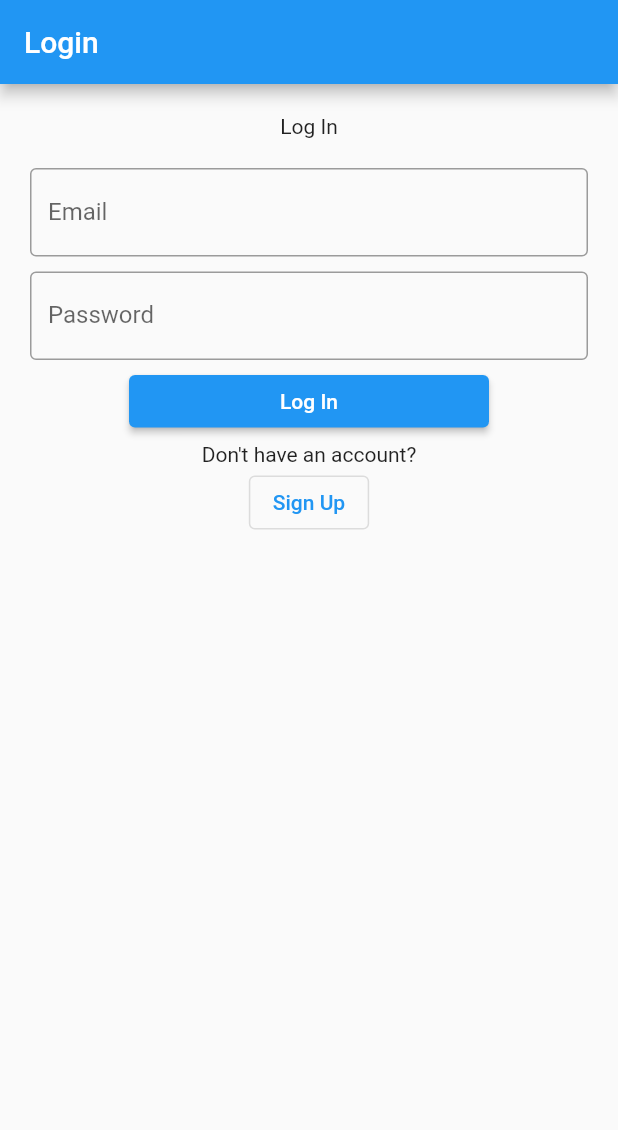
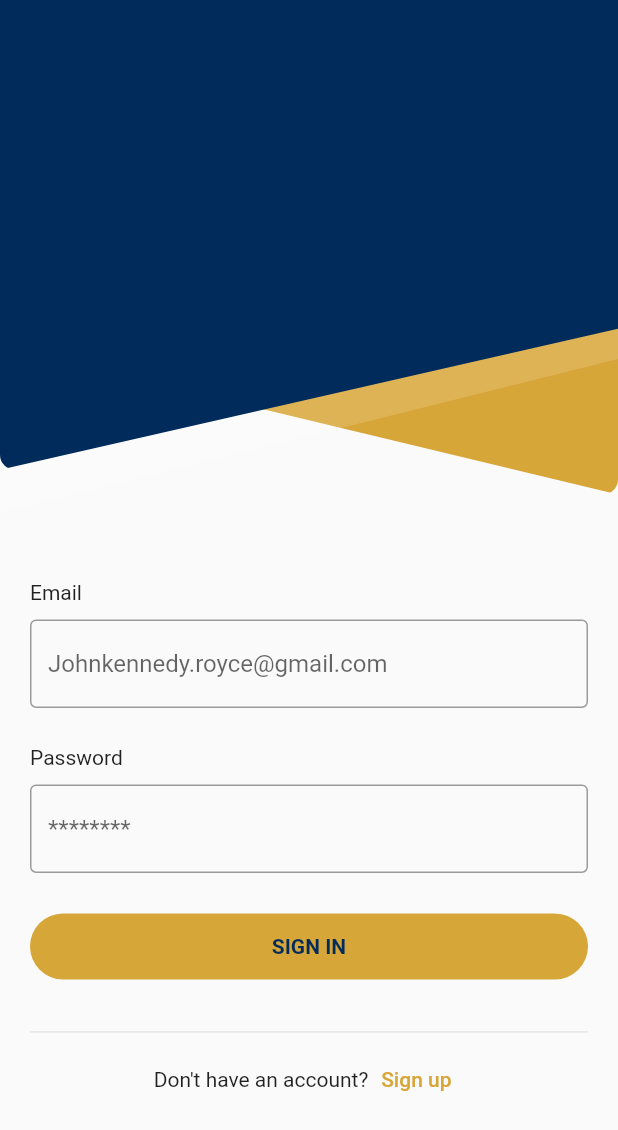
Before and after one commit to aksanadev/soli, a Flutter app: the screen it shows after launch, on a phone screen of 412 x 824 dp. Shown: the top 1130 px of the screen. Run offline on Flutter 3.47's test engine with Material 2 defaults, Android fonts, the light colour scheme and no system bars; our stand-ins replace bloc, email_validator, equatable, firebase_auth, firebase_core, flutter_bloc; accounts and stored records are empty.

Commit message:
finalizing the login screen and cleaned up code

```diff
--- a/lib/screens/homeScreen/body/body.dart
+++ b/lib/screens/homeScreen/body/body.dart
@@ -13,7 +13,7 @@ class Body extends StatelessWidget {
     Key? key,
   }) : super(key: key);
 
-  final user = FirebaseAuth.instance.currentUser!;
+final user = FirebaseAuth.instance.currentUser!;
 
   @override
   Widget build(BuildContext context) {
--- a/lib/screens/homeScreen/body/bodyParts/book_data_row.dart
+++ b/lib/screens/homeScreen/body/bodyParts/book_data_row.dart
@@ -1,4 +1,5 @@
 import 'package:flutter/material.dart';
+import 'package:soli/styles/colors.dart';
 
 class BookDataRow extends StatelessWidget {
   const BookDataRow({
@@ -39,12 +40,12 @@ class BookDataRow extends StatelessWidget {
                   height: 28,
                   width: 95,
                   decoration: BoxDecoration(
-                      border: Border.all(color: Colors.amber, width: 2),
+                      border: Border.all(color: SoliColors.gold),
                       borderRadius: BorderRadius.circular(13)),
                 ),
                 const Text(
                   "View Task",
-                  style: TextStyle(color: Colors.amber),
+                  style: TextStyle(color: SoliColors.gold),
                 ),
               ],
             )
--- a/lib/screens/loginScreen/login_screen.dart
+++ b/lib/screens/loginScreen/login_screen.dart
@@ -2,6 +2,8 @@ import 'package:flutter/material.dart';
 import 'package:flutter_bloc/flutter_bloc.dart';
 import 'package:soli/blocs/auth/auth_bloc.dart';
 import 'package:soli/screens/homeScreen/home_screen.dart';
+import 'package:soli/styles/colors.dart';
+import 'package:soli/widgets/clippers/clippers.dart';
 import 'package:soli/widgets/forms/forms.dart';
 
 class LoginScreen extends StatefulWidget {
@@ -26,7 +28,6 @@ class _LoginScreenState extends State<LoginScreen> {
   @override
   Widget build(BuildContext context) {
     return Scaffold(
-      appBar: AppBar(title: const Text("Login")),
       body: BlocListener<AuthBloc, AuthState>(
         listener: (context, state) {
           if (state is Authenticated) {
@@ -45,16 +46,47 @@ class _LoginScreenState extends State<LoginScreen> {
           if (state is Unauthenticated) {
             return SingleChildScrollView(
               child: Column(
-                mainAxisAlignment: MainAxisAlignment.center,
+                // crossAxisAlignment: CrossAxisAlignment.start,
                 children: [
+                  Stack(
+                    children: [
+                      ClipPath(
+                        clipper: SlantedDownClip(),
+                        child: Container(
+                          decoration: const BoxDecoration(
+                              color: SoliColors.gold,
+                              borderRadius: BorderRadius.only(
+                                  bottomRight: Radius.circular(10))),
+                          height: MediaQuery.of(context).size.height * .4,
+                        ),
+                      ),
+                      ClipPath(
+                        clipper: SlantedUpClip(),
+                        child: Container(
+                          decoration: BoxDecoration(
+                              color: Colors.white.withOpacity(.15),
+                              borderRadius: const BorderRadius.only(
+                                  bottomRight: Radius.circular(10))),
+                          height: MediaQuery.of(context).size.height * .415,
+                        ),
+                      ),
+                      ClipPath(
+                        clipper: SlantedUpClip(),
+                        child: Container(
+                          decoration: const BoxDecoration(
+                              color: SoliColors.navyBlue,
+                              borderRadius: BorderRadius.only(
+                                  bottomLeft: Radius.circular(10))),
+                          height: MediaQuery.of(context).size.height * .38,
+                        ),
+                      ),
+                    ],
+                  ),
                   Padding(
                     padding: const EdgeInsets.all(20),
                     child: Column(
+                      crossAxisAlignment: CrossAxisAlignment.start,
                       children: [
-                        const Padding(
-                          padding: EdgeInsets.only(bottom: 10),
-                          child: Text("Log In"),
-                        ),
                         Form(
                           key: _loginFormKey,
                           child: Column(
@@ -63,32 +95,60 @@ class _LoginScreenState extends State<LoginScreen> {
                                 padding:
                                     const EdgeInsets.symmetric(vertical: 10),
                                 child: InputEmailField(
+                                    keyboard: TextInputType.emailAddress,
                                     textController: _emailCon,
                                     validatorText: "Enter an email",
                                     fieldName: "Email"),
                               ),
                               InputField(
+                                  keyboard: TextInputType.visiblePassword,
                                   textController: _passwordCon,
                                   validatorText: "Enter min. 6 characters",
                                   fieldName: "Password"),
                               Padding(
-                                padding: const EdgeInsets.all(10),
-                                child: SizedBox(
-                                  height: 35,
-                                  width: 240,
-                                  child: ElevatedButton(
-                                      onPressed: () {
-                                        return _authenticate(context);
-                                      },
-                                      child: const Text("Log In")),
-                                ),
+                                padding:
+                                    const EdgeInsets.symmetric(vertical: 25),
+                                child: OutlinedButton(
+                                    onPressed: () {
+                                      return _authenticate(context);
+                                    },
+                                    style: OutlinedButton.styleFrom(
+                                        side: BorderSide.none,
+                                        minimumSize:
+                                            const Size(double.infinity, 44),
+                                        backgroundColor: SoliColors.gold,
+                                        shape: RoundedRectangleBorder(
+                                          borderRadius:
+                                              BorderRadius.circular(22.0),
+                                        )),
+                                    child: const Text(
+                                      "SIGN IN",
+                                      style: TextStyle(
+                                          color: SoliColors.navyBlue,
+                                          fontWeight: FontWeight.bold),
+                                    )),
                               ),
-                              const Text("Don't have an account?"),
-                              OutlinedButton(
-                                  onPressed: () {},
-                                  child: const Text("Sign Up"))
                             ],
                           ),
+                        ),
+                        Column(
+                          mainAxisAlignment: MainAxisAlignment.end,
+                          children: [
+                            const Divider(),
+                            Row(
+                              mainAxisAlignment: MainAxisAlignment.center,
+
+                              children: [
+                                const Text("Don't have an account?"),
+                                TextButton(
+                                    onPressed: () {},
+                                    child: const Text(
+                                      "Sign up",
+                                      style: TextStyle(color: SoliColors.gold),
+                                    )),
+                              ],
+                            )
+                          ],
                         ),
                       ],
                     ),
--- a/lib/screens/stockScreen/stock_screen.dart
+++ b/lib/screens/stockScreen/stock_screen.dart
@@ -1,5 +1,7 @@
+
+
 import 'package:flutter/material.dart';
-import 'package:soli/widgets/fonts/titles.dart';
+import 'package:soli/styles/fonts.dart';
 import 'package:soli/widgets/header.dart';
 
 class StockScreen extends StatelessWidget {
--- /dev/null
+++ b/lib/styles/colors.dart
@@ -0,0 +1,6 @@
+import 'package:flutter/cupertino.dart';
+
+class SoliColors {
+  static const navyBlue = Color(0xFF002b5b);
+  static const gold = Color(0xFFd7a638);
+}
--- /dev/null
+++ b/lib/widgets/clippers/clippers.dart
@@ -0,0 +1,41 @@
+import 'package:flutter/cupertino.dart';
+
+class SlantedUpClip extends CustomClipper<Path> {
+  @override
+  Path getClip(Size size) {
+    double x = size.width;
+    double y = size.height;
+    Path path = Path();
+
+    // (0,0)        // p1
+    path.lineTo(0, y);
+    path.lineTo(x, y * .7);
+    path.lineTo(x, 0);
+    return path;
+  }
+
+  @override
+  bool shouldReclip(covariant CustomClipper<Path> oldClipper) {
+    return false;
+  }
+}
+
+class SlantedDownClip extends CustomClipper<Path> {
+  @override
+  Path getClip(Size size) {
+    double x = size.width;
+    double y = size.height;
+    Path path = Path();
+
+    // (0,0)        // p1
+    path.lineTo(0, y * .7);
+    path.lineTo(x, y);
+    path.lineTo(x, 0);
+    return path;
+  }
+
+  @override
+  bool shouldReclip(covariant CustomClipper<Path> oldClipper) {
+    return false;
+  }
+}
--- a/lib/widgets/forms/forms.dart
+++ b/lib/widgets/forms/forms.dart
@@ -18,21 +18,28 @@ class InputField extends StatelessWidget {
 
   @override
   Widget build(BuildContext context) {
-    return TextFormField(
+    return Column(
+      crossAxisAlignment: CrossAxisAlignment.start,
+      children: [
+        Padding(
+          padding: const EdgeInsets.only(top: 15, bottom: 10),
+          child: Text(fieldName),
+        ),
+        TextFormField(
           controller: textController,
           // autovalidateMode: AutovalidateMode.disabled,
           keyboardType: keyboard,
           validator: (value) {
-    return value != null && value.length < 6
-        ? validatorText
-        : null;
+            return value != null && value.length < 6 ? validatorText : null;
           },
-      decoration: InputDecoration(
-          border: const OutlineInputBorder(), label: Text(fieldName)),
+          obscureText: true,
+          decoration: const InputDecoration(
+              border: OutlineInputBorder(), hintText: "********"),
+        ),
+      ],
     );
   }
 }
-
 
 // ignore: must_be_immutable
 class InputEmailField extends StatelessWidget {
@@ -51,18 +58,26 @@ class InputEmailField extends StatelessWidget {
 
   @override
   Widget build(BuildContext context) {
-    return TextFormField(
+    return Column(
+      crossAxisAlignment: CrossAxisAlignment.start,
+      children: [
+        Padding(
+          padding: const EdgeInsets.only(top: 15, bottom: 10),
+          child: Text(fieldName),
+        ),
+        TextFormField(
           controller: textController,
           // autovalidateMode: AutovalidateMode.disabled,
           keyboardType: keyboard,
           validator: (value) {
-        return value != null &&
-                !EmailValidator.validate(value)
+            return value != null && !EmailValidator.validate(value)
                 ? 'Enter a valid email'
                 : null;
           },
-      decoration: InputDecoration(
-          border: const OutlineInputBorder(), label: Text(fieldName)),
+          decoration: const InputDecoration(
+              border: OutlineInputBorder(), hintText: "Johnkennedy.royce@gmail.com"),
+        ),
+      ],
     );
   }
 }
--- a/lib/widgets/header.dart
+++ b/lib/widgets/header.dart
@@ -1,4 +1,6 @@
 import 'package:flutter/material.dart';
+import 'package:soli/styles/colors.dart';
+import 'package:soli/widgets/logos.dart';
 
 class Header extends StatelessWidget {
   const Header({
@@ -10,7 +12,7 @@ class Header extends StatelessWidget {
     return Stack(alignment: const Alignment(30, 2), children: [
       AppBar(
         elevation: 0,
-        backgroundColor: const Color.fromARGB(255, 1, 35, 66),
+        backgroundColor: SoliColors.navyBlue,
         toolbarHeight: 80,
         leading: IconButton(onPressed: () {}, icon: const Icon(Icons.menu)),
         actions: [
@@ -18,23 +20,7 @@ class Header extends StatelessWidget {
               onPressed: () {}, icon: const Icon(Icons.notification_add)),
         ],
       ),
-      Stack(alignment: AlignmentDirectional.center, children: [
-        Container(
-          height: 75,
-          decoration: const BoxDecoration(
-            shape: BoxShape.circle,
-            color: Color.fromARGB(255, 1, 35, 66),
-          ),
-        ),
-        Stack(alignment: AlignmentDirectional.center, children: [
-          Container(
-            height: 65,
-            decoration: const BoxDecoration(
-                shape: BoxShape.circle, color: Colors.white),
-          ),
-          Image.asset(height: 75, "assets/images/soli_logo.png")
-        ])
-      ]),
+      const SoliLogo(),
     ]);
   }
 }
--- a/lib/widgets/logos.dart
+++ b/lib/widgets/logos.dart
@@ -1,4 +1,5 @@
 import 'package:flutter/material.dart';
+import 'package:soli/styles/colors.dart';
 
 class SoliLogo extends StatelessWidget {
   const SoliLogo({
@@ -9,19 +10,19 @@ class SoliLogo extends StatelessWidget {
   Widget build(BuildContext context) {
     return Stack(alignment: AlignmentDirectional.center, children: [
       Container(
-        height: 60,
+        height: 75,
         decoration: const BoxDecoration(
           shape: BoxShape.circle,
-          color: Color.fromARGB(255, 1, 35, 66),
+          color: SoliColors.navyBlue
         ),
       ),
       Stack(alignment: AlignmentDirectional.center, children: [
         Container(
-          height: 50,
+          height: 65,
           decoration:
               const BoxDecoration(shape: BoxShape.circle, color: Colors.white),
         ),
-        Image.asset(height: 55, "assets/images/soli_logo.png")
+        Image.asset(height: 50, "assets/images/soli_logo_transparent_bg.png")
       ])
     ]);
   }
--- a/pubspec.yaml
+++ b/pubspec.yaml
@@ -65,7 +65,7 @@ flutter:
 
   # To add assets to your application, add an assets section, like this:
   assets:
-    - assets/images/soli_logo.png
+    - assets/images/soli_logo_transparent_bg.png
   #   - images/a_dot_ham.jpeg
 
   # An image asset can refer to one or more resolution-specific "variants", see
```
Also changed, not shown: assets/images/soli_logo.png (deleted), assets/images/soli_logo_title_transparent_bg.png (added), assets/images/soli_logo_transparent_bg.png (added), assets/images/soli_logo_white.png (added), lib/styles/fonts.dart (renamed from lib/widgets/fonts/titles.dart), 1 other file. Lines whose indentation alone changed are shown as unchanged.
